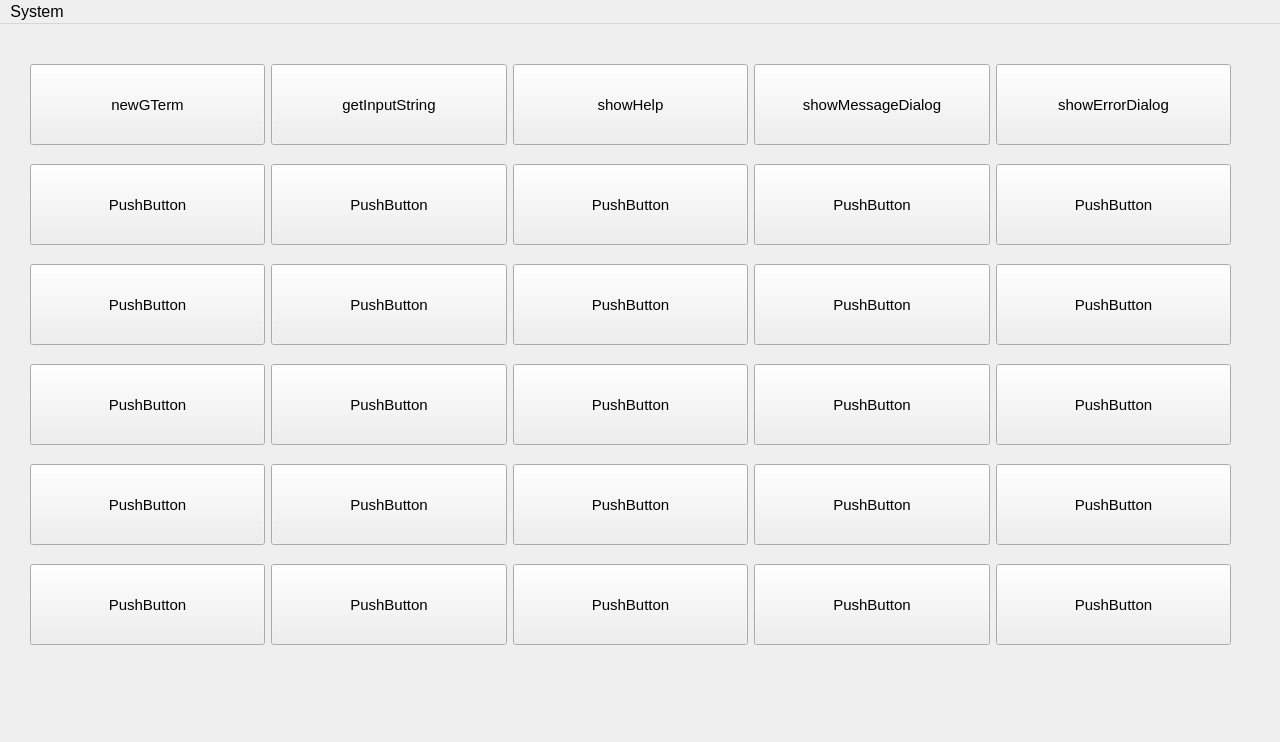
Before: the Qt Designer form src/GTMainWindow.ui in zzvsjs1/GTerm, drawn with Qt 5.
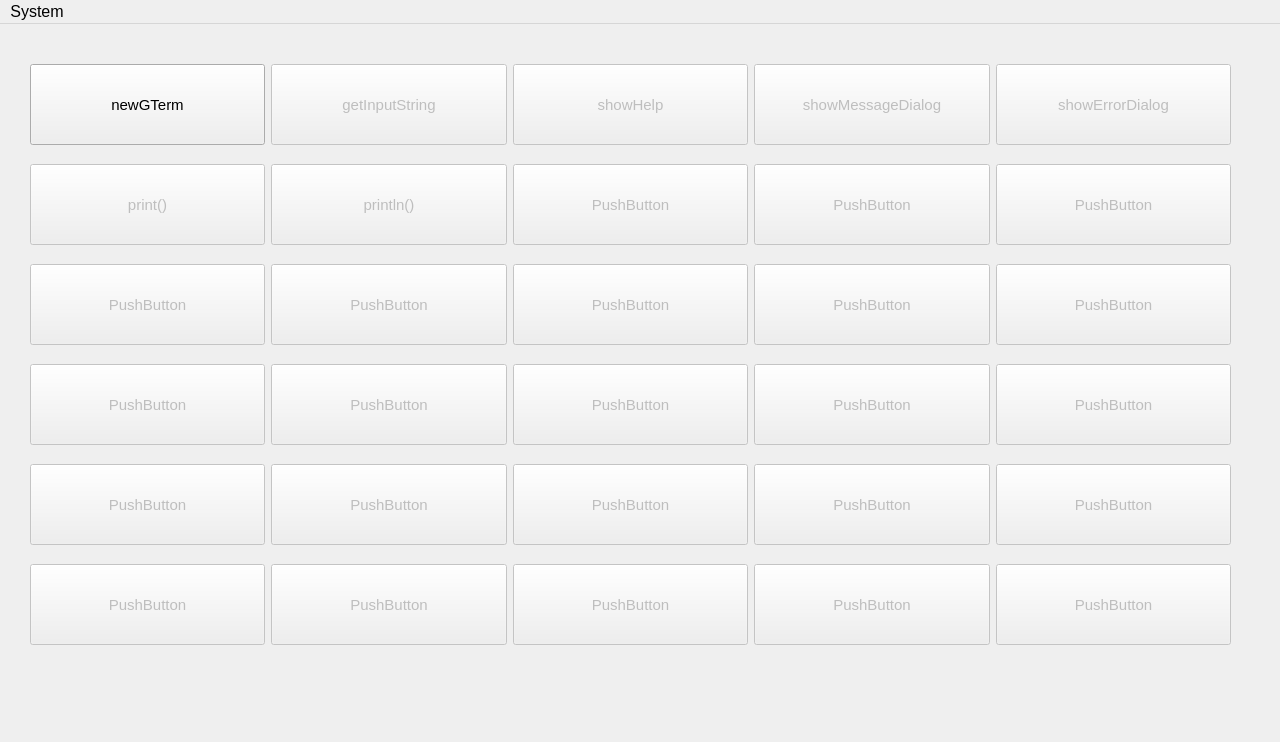
After: the same form once the commit is applied. Icons and pictures are not drawn.

Diff of the .ui file:
```diff
--- a/src/GTMainWindow.ui
+++ b/src/GTMainWindow.ui
@@ -92,6 +92,9 @@
      </item>
      <item>
       <widget class="QPushButton" name="getInputString">
+       <property name="enabled">
+        <bool>false</bool>
+       </property>
        <property name="sizePolicy">
         <sizepolicy hsizetype="Minimum" vsizetype="Preferred">
          <horstretch>0</horstretch>
@@ -105,6 +108,9 @@
      </item>
      <item>
       <widget class="QPushButton" name="showHelp">
+       <property name="enabled">
+        <bool>false</bool>
+       </property>
        <property name="sizePolicy">
         <sizepolicy hsizetype="Minimum" vsizetype="Preferred">
          <horstretch>0</horstretch>
@@ -118,6 +124,9 @@
      </item>
      <item>
       <widget class="QPushButton" name="showMessageDialog">
+       <property name="enabled">
+        <bool>false</bool>
+       </property>
        <property name="sizePolicy">
         <sizepolicy hsizetype="Minimum" vsizetype="Preferred">
          <horstretch>0</horstretch>
@@ -131,6 +140,9 @@
      </item>
      <item>
       <widget class="QPushButton" name="showErrorDialog">
+       <property name="enabled">
+        <bool>false</bool>
+       </property>
        <property name="sizePolicy">
         <sizepolicy hsizetype="Minimum" vsizetype="Preferred">
          <horstretch>0</horstretch>
@@ -155,7 +167,10 @@
     </property>
     <layout class="QHBoxLayout" name="row2">
      <item>
-      <widget class="QPushButton" name="pushButton_7">
+      <widget class="QPushButton" name="print">
+       <property name="enabled">
+        <bool>false</bool>
+       </property>
        <property name="sizePolicy">
         <sizepolicy hsizetype="Minimum" vsizetype="Preferred">
          <horstretch>0</horstretch>
@@ -163,12 +178,15 @@
         </sizepolicy>
        </property>
        <property name="text">
-        <string>PushButton</string>
+        <string>print()</string>
        </property>
       </widget>
      </item>
      <item>
-      <widget class="QPushButton" name="pushButton_8">
+      <widget class="QPushButton" name="println">
+       <property name="enabled">
+        <bool>false</bool>
+       </property>
        <property name="sizePolicy">
         <sizepolicy hsizetype="Minimum" vsizetype="Preferred">
          <horstretch>0</horstretch>
@@ -176,12 +194,15 @@
         </sizepolicy>
        </property>
        <property name="text">
-        <string>PushButton</string>
+        <string>println()</string>
        </property>
       </widget>
      </item>
      <item>
       <widget class="QPushButton" name="pushButton_9">
+       <property name="enabled">
+        <bool>false</bool>
+       </property>
        <property name="sizePolicy">
         <sizepolicy hsizetype="Minimum" vsizetype="Preferred">
          <horstretch>0</horstretch>
@@ -195,6 +216,9 @@
      </item>
      <item>
       <widget class="QPushButton" name="pushButton_10">
+       <property name="enabled">
+        <bool>false</bool>
+       </property>
        <property name="sizePolicy">
         <sizepolicy hsizetype="Minimum" vsizetype="Preferred">
          <horstretch>0</horstretch>
@@ -208,6 +232,9 @@
      </item>
      <item>
       <widget class="QPushButton" name="pushButton_11">
+       <property name="enabled">
+        <bool>false</bool>
+       </property>
        <property name="sizePolicy">
         <sizepolicy hsizetype="Minimum" vsizetype="Preferred">
          <horstretch>0</horstretch>
@@ -233,6 +260,9 @@
     <layout class="QHBoxLayout" name="row3">
      <item>
       <widget class="QPushButton" name="pushButton_12">
+       <property name="enabled">
+        <bool>false</bool>
+       </property>
        <property name="sizePolicy">
         <sizepolicy hsizetype="Minimum" vsizetype="Preferred">
          <horstretch>0</horstretch>
@@ -246,6 +276,9 @@
      </item>
      <item>
       <widget class="QPushButton" name="pushButton_13">
+       <property name="enabled">
+        <bool>false</bool>
+       </property>
        <property name="sizePolicy">
         <sizepolicy hsizetype="Minimum" vsizetype="Preferred">
          <horstretch>0</horstretch>
@@ -259,6 +292,9 @@
      </item>
      <item>
       <widget class="QPushButton" name="pushButton_14">
+       <property name="enabled">
+        <bool>false</bool>
+       </property>
        <property name="sizePolicy">
         <sizepolicy hsizetype="Minimum" vsizetype="Preferred">
          <horstretch>0</horstretch>
@@ -272,6 +308,9 @@
      </item>
      <item>
       <widget class="QPushButton" name="pushButton_15">
+       <property name="enabled">
+        <bool>false</bool>
+       </property>
        <property name="sizePolicy">
         <sizepolicy hsizetype="Minimum" vsizetype="Preferred">
          <horstretch>0</horstretch>
@@ -285,6 +324,9 @@
      </item>
      <item>
       <widget class="QPushButton" name="pushButton_16">
+       <property name="enabled">
+        <bool>false</bool>
+       </property>
        <property name="sizePolicy">
         <sizepolicy hsizetype="Minimum" vsizetype="Preferred">
          <horstretch>0</horstretch>
@@ -310,6 +352,9 @@
     <layout class="QHBoxLayout" name="row4">
      <item>
       <widget class="QPushButton" name="pushButton_17">
+       <property name="enabled">
+        <bool>false</bool>
+       </property>
        <property name="sizePolicy">
         <sizepolicy hsizetype="Minimum" vsizetype="Preferred">
          <horstretch>0</horstretch>
@@ -323,6 +368,9 @@
      </item>
      <item>
       <widget class="QPushButton" name="pushButton_18">
+       <property name="enabled">
+        <bool>false</bool>
+       </property>
        <property name="sizePolicy">
         <sizepolicy hsizetype="Minimum" vsizetype="Preferred">
          <horstretch>0</horstretch>
@@ -336,6 +384,9 @@
      </item>
      <item>
       <widget class="QPushButton" name="pushButton_19">
+       <property name="enabled">
+        <bool>false</bool>
+       </property>
        <property name="sizePolicy">
         <sizepolicy hsizetype="Minimum" vsizetype="Preferred">
          <horstretch>0</horstretch>
@@ -349,6 +400,9 @@
      </item>
      <item>
       <widget class="QPushButton" name="pushButton_20">
+       <property name="enabled">
+        <bool>false</bool>
+       </property>
        <property name="sizePolicy">
         <sizepolicy hsizetype="Minimum" vsizetype="Preferred">
          <horstretch>0</horstretch>
@@ -362,6 +416,9 @@
      </item>
      <item>
       <widget class="QPushButton" name="pushButton_21">
+       <property name="enabled">
+        <bool>false</bool>
+       </property>
        <property name="sizePolicy">
         <sizepolicy hsizetype="Minimum" vsizetype="Preferred">
          <horstretch>0</horstretch>
@@ -387,6 +444,9 @@
     <layout class="QHBoxLayout" name="row5">
      <item>
       <widget class="QPushButton" name="pushButton_22">
+       <property name="enabled">
+        <bool>false</bool>
+       </property>
        <property name="sizePolicy">
         <sizepolicy hsizetype="Minimum" vsizetype="Preferred">
          <horstretch>0</horstretch>
@@ -400,6 +460,9 @@
      </item>
      <item>
       <widget class="QPushButton" name="pushButton_23">
+       <property name="enabled">
+        <bool>false</bool>
+       </property>
        <property name="sizePolicy">
         <sizepolicy hsizetype="Minimum" vsizetype="Preferred">
          <horstretch>0</horstretch>
@@ -413,6 +476,9 @@
      </item>
      <item>
       <widget class="QPushButton" name="pushButton_24">
+       <property name="enabled">
+        <bool>false</bool>
+       </property>
        <property name="sizePolicy">
         <sizepolicy hsizetype="Minimum" vsizetype="Preferred">
          <horstretch>0</horstretch>
@@ -426,6 +492,9 @@
      </item>
      <item>
       <widget class="QPushButton" name="pushButton_25">
+       <property name="enabled">
+        <bool>false</bool>
+       </property>
        <property name="sizePolicy">
         <sizepolicy hsizetype="Minimum" vsizetype="Preferred">
          <horstretch>0</horstretch>
@@ -439,6 +508,9 @@
      </item>
      <item>
       <widget class="QPushButton" name="pushButton_26">
+       <property name="enabled">
+        <bool>false</bool>
+       </property>
        <property name="sizePolicy">
         <sizepolicy hsizetype="Minimum" vsizetype="Preferred">
          <horstretch>0</horstretch>
@@ -464,6 +536,9 @@
     <layout class="QHBoxLayout" name="row6">
      <item>
       <widget class="QPushButton" name="pushButton_27">
+       <property name="enabled">
+        <bool>false</bool>
+       </property>
        <property name="sizePolicy">
         <sizepolicy hsizetype="Minimum" vsizetype="Preferred">
          <horstretch>0</horstretch>
@@ -477,6 +552,9 @@
      </item>
      <item>
       <widget class="QPushButton" name="pushButton_28">
+       <property name="enabled">
+        <bool>false</bool>
+       </property>
        <property name="sizePolicy">
         <sizepolicy hsizetype="Minimum" vsizetype="Preferred">
          <horstretch>0</horstretch>
@@ -490,6 +568,9 @@
      </item>
      <item>
       <widget class="QPushButton" name="pushButton_29">
+       <property name="enabled">
+        <bool>false</bool>
+       </property>
        <property name="sizePolicy">
         <sizepolicy hsizetype="Minimum" vsizetype="Preferred">
          <horstretch>0</horstretch>
@@ -503,6 +584,9 @@
      </item>
      <item>
       <widget class="QPushButton" name="pushButton_30">
+       <property name="enabled">
+        <bool>false</bool>
+       </property>
        <property name="sizePolicy">
         <sizepolicy hsizetype="Minimum" vsizetype="Preferred">
          <horstretch>0</horstretch>
@@ -516,6 +600,9 @@
      </item>
      <item>
       <widget class="QPushButton" name="pushButton_31">
+       <property name="enabled">
+        <bool>false</bool>
+       </property>
        <property name="sizePolicy">
         <sizepolicy hsizetype="Minimum" vsizetype="Preferred">
          <horstretch>0</horstretch>
```
Left out of the diff: 20 changed lines with no effect on the pictures.
